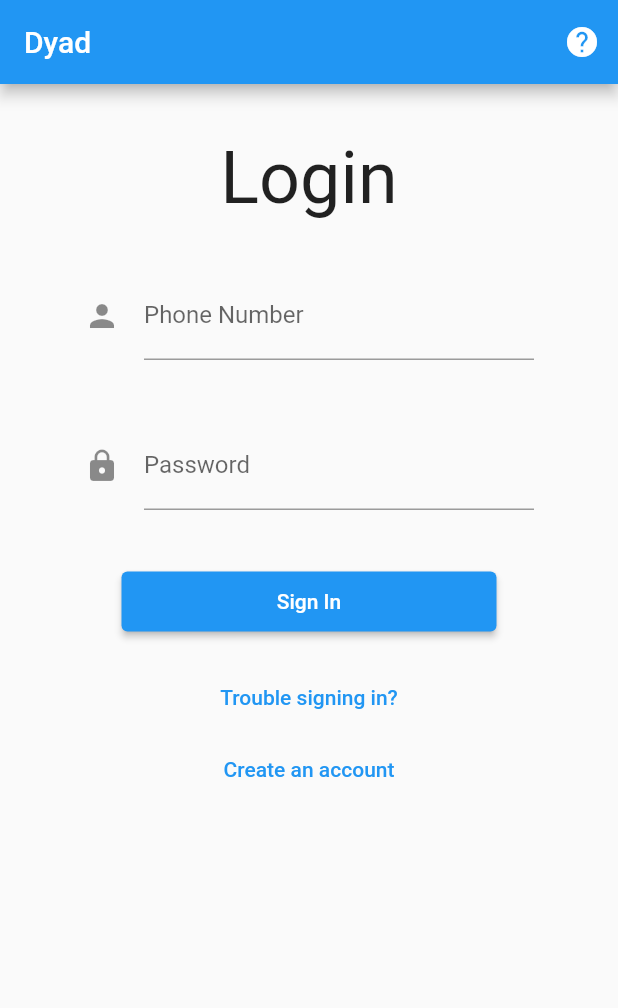
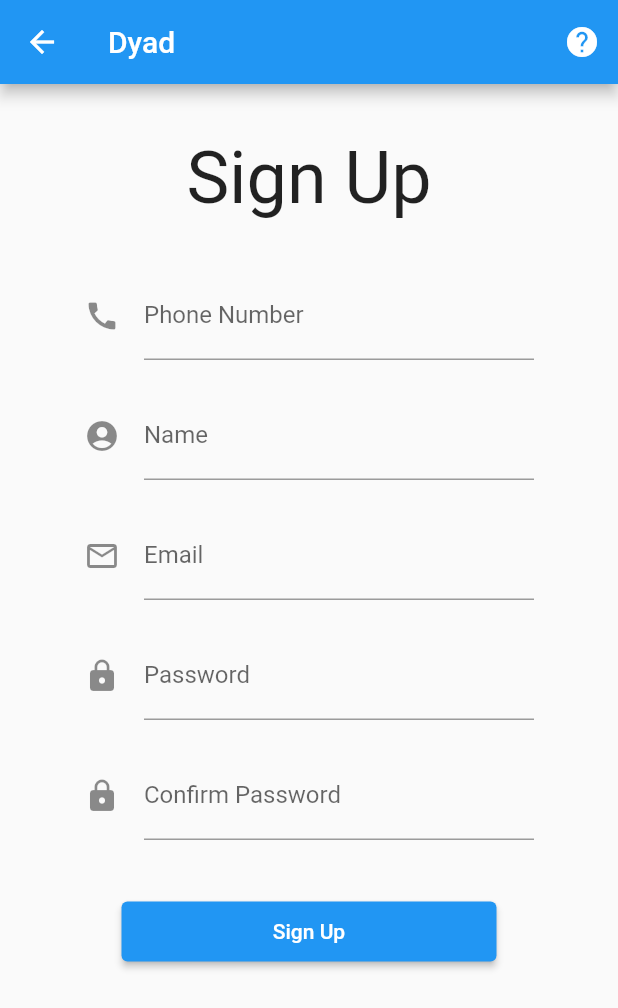
Before and after one commit to DyadSocial/dyad-mobile, a Flutter app: the screen it shows after launch, after a tap on "Create an account", on a phone screen of 412 x 824 dp. Shown: the top 1008 px of the screen. Run offline on Flutter 3.47's test engine with Material 2 defaults, Android fonts, the light colour scheme and no system bars; our stand-ins replace flutter_blue, geolocator, sqflite, url_strategy; missing offline and left inert: adaptive_navigation, path_to_regexp; accounts and stored records are empty.

Commit message:
added signup and help pages

```diff
--- /dev/null
+++ b/dyadapp/lib/src/pages/signup.dart
@@ -0,0 +1,165 @@
+//NEED TO IMPLEMENT -> Navigate to feed after signed up + password confirmation
+import 'package:flutter/material.dart';
+import 'package:dyadapp/src/pages/about.dart';
+import 'package:flutter_blue/flutter_blue.dart';
+import '../routing.dart';
+
+// Sign Up Info Class
+class Credentials {
+  final String phoneNumber;
+  final String password;
+  final String name;
+  final String email;
+
+  Credentials(this.phoneNumber, this.password, this.name, this.email);
+}
+
+// Sign Up Widget
+class SignupScreen extends StatefulWidget {
+  const SignupScreen({Key? key}) : super(key: key);
+
+  @override
+  _SignupScreenState createState() => _SignupScreenState();
+}
+
+// Sign Up State for Login
+class _SignupScreenState extends State<SignupScreen> {
+  final _phoneNumberController = TextEditingController();
+  final _passwordController = TextEditingController();
+  final _confirmPasswordController = TextEditingController();
+  final _nameController = TextEditingController();
+  final _emailController = TextEditingController();
+
+  @override
+  Widget build(BuildContext context) {
+    return Scaffold(
+      appBar: AppBar(
+        title: const Text('Dyad'),
+        actions: [
+          IconButton(
+            icon: const Icon(Icons.help),
+            onPressed: _handleAboutTapped,
+            tooltip: 'About Dyad',
+          ),
+        ],
+      ),
+      body: _buildSignup(),
+    );
+  }
+  void _handleAboutTapped() {
+    Navigator.of(context).push<void>(
+        MaterialPageRoute<void>(builder: (context) => const AboutScreen()));
+  }
+
+  Widget _buildSignup() {
+    return Center(
+      child: SizedBox(
+        width: 300,
+        child: ListView(
+          children: <Widget>[
+            Container(
+              width: 500,
+              height: 125,
+              child: Center(
+                child: Text(
+                  'Sign Up',
+                  style: TextStyle(fontSize: 48.0),
+                ),
+              ),
+            ),
+            Container(
+              height: 80,
+              child: TextFormField(
+                decoration: InputDecoration(
+                  icon: Icon(Icons.call),
+                  labelText: 'Phone Number',
+                ),
+
+                keyboardType: TextInputType.phone,
+                controller: _phoneNumberController,
+              ),
+            ),
+
+            Container(
+              height: 80,
+              child: TextFormField(
+                decoration: InputDecoration(
+                  icon: Icon(Icons.account_circle_rounded),
+                  labelText: 'Name',
+                ),
+
+                keyboardType: TextInputType.text,
+                controller: _nameController,
+              ),
+            ),
+
+          Container(
+              height: 80,
+              child: TextFormField(
+                decoration: InputDecoration(
+                  icon: Icon(Icons.mail_outline),
+                  labelText: 'Email',
+                ),
+
+                keyboardType: TextInputType.text,
+                controller: _emailController,
+              ),
+            ),
+
+            Container(
+              height: 80,
+              child: TextFormField(
+                obscureText: true,
+                decoration: InputDecoration(
+                  icon: Icon(Icons.lock),
+                  labelText: 'Password',
+                ),
+                keyboardType: TextInputType.text,
+                controller: _passwordController,
+                validator: (val){
+                  if (val != null && val.isNotEmpty) {
+                    return null;
+                  } else {
+                    return "Password cannot be empty";
+                  }
+                },
+              ),
+            ),
+
+             Container(
+              height: 80,
+              child: TextFormField(
+                obscureText: true,
+                decoration: InputDecoration(
+                  icon: Icon(Icons.lock),
+                  labelText: 'Confirm Password',
+                ),
+                keyboardType: TextInputType.text,
+                controller: _confirmPasswordController,
+                validator: (val){
+                  if (val != _passwordController.text) {
+                    return "Passwords must match";
+                  }
+                },
+              ),
+            ),
+
+            Padding(
+              padding: const EdgeInsets.fromLTRB(25, 20, 25, 20),
+              child: Container(
+                height: 40,
+                child: ElevatedButton(
+                  child: Text("Sign Up"),
+                  onPressed: () {
+                    Credentials(_phoneNumberController.value.text,_passwordController.value.text, _nameController.value.text, _emailController.value.text);
+                    }
+                ),
+              ),
+            ),
+
+          ],
+        ),
+      ),
+    );
+  }
+}
```
Also changed, not shown: dyadapp/lib/src/pages/help.dart (added, +59 -0 lines), dyadapp/lib/src/pages/login.dart (+9 -3 lines).
